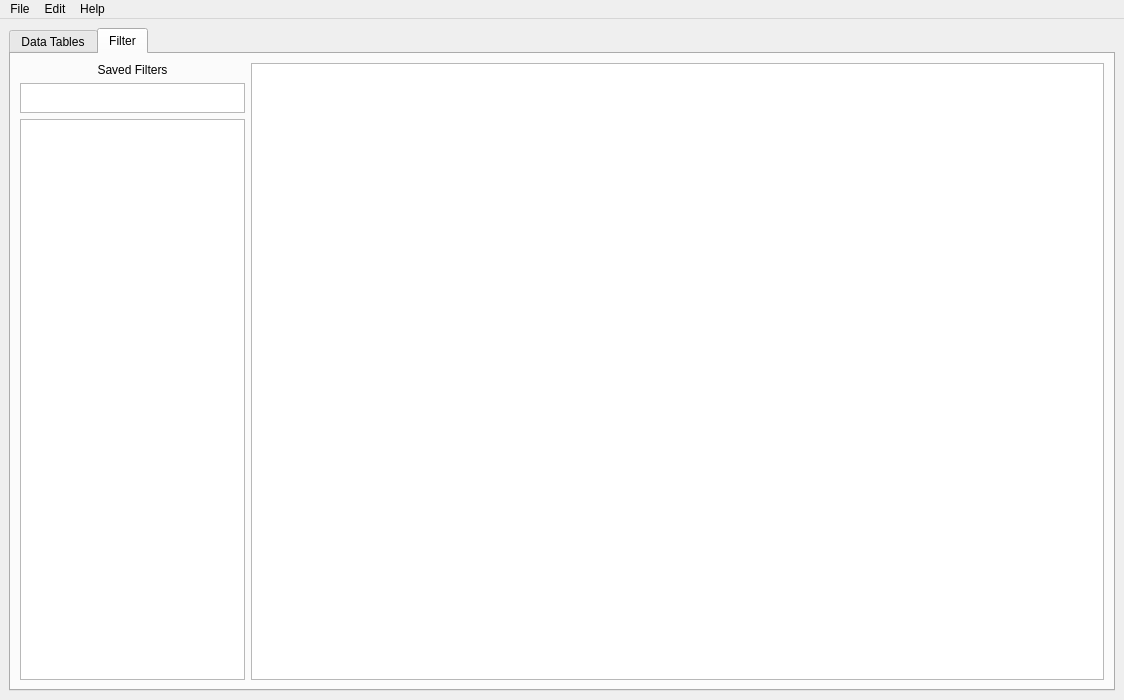
This is ui/GeochronMain.ui in kathrynmetcalf/GeoCORK as Qt 5 draws it before an edit. The edited form follows.
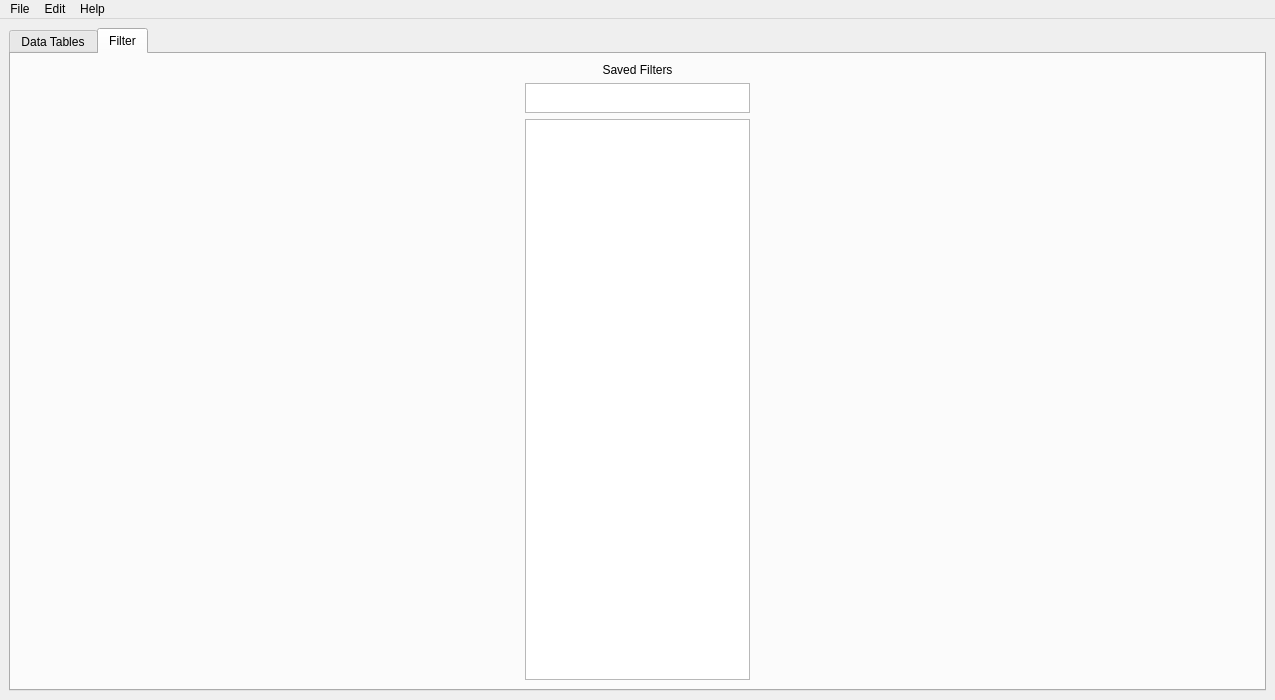
This is the edited form. The open tabs and pages were chosen to show the change.

```diff
--- a/ui/GeochronMain.ui
+++ b/ui/GeochronMain.ui
@@ -6,7 +6,7 @@
    <rect>
     <x>0</x>
     <y>0</y>
-    <width>1124</width>
+    <width>1275</width>
     <height>700</height>
    </rect>
   </property>
@@ -292,6 +292,24 @@
             </property>
             <item>
              <widget class="QLabel" name="label">
+              <property name="sizePolicy">
+               <sizepolicy hsizetype="Maximum" vsizetype="Preferred">
+                <horstretch>0</horstretch>
+                <verstretch>0</verstretch>
+               </sizepolicy>
+              </property>
+              <property name="minimumSize">
+               <size>
+                <width>225</width>
+                <height>0</height>
+               </size>
+              </property>
+              <property name="maximumSize">
+               <size>
+                <width>225</width>
+                <height>16777215</height>
+               </size>
+              </property>
               <property name="text">
                <string>Saved Filters</string>
               </property>
@@ -323,7 +341,7 @@
              </widget>
             </item>
             <item>
-             <widget class="QListView" name="listView">
+             <widget class="QListWidget" name="listWidget">
               <property name="sizePolicy">
                <sizepolicy hsizetype="Fixed" vsizetype="Expanding">
                 <horstretch>0</horstretch>
@@ -346,9 +364,6 @@
             </item>
            </layout>
           </item>
-          <item>
-           <widget class="QListView" name="listView_2"/>
-          </item>
          </layout>
         </item>
        </layout>
@@ -362,7 +377,7 @@
     <rect>
      <x>0</x>
      <y>0</y>
-     <width>1124</width>
+     <width>1275</width>
      <height>21</height>
     </rect>
    </property>
```
Left out of the diff: 4 changed lines with no effect on the pictures.
